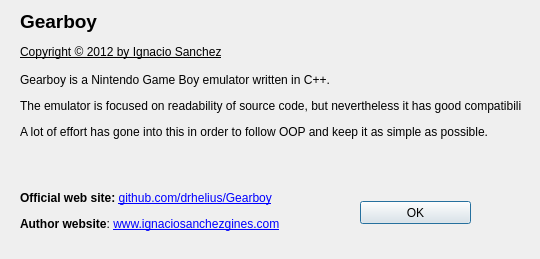
This is platforms/qt-shared/About.ui in drhelius/Gearboy as Qt 5 draws it before an edit. The edited form follows.
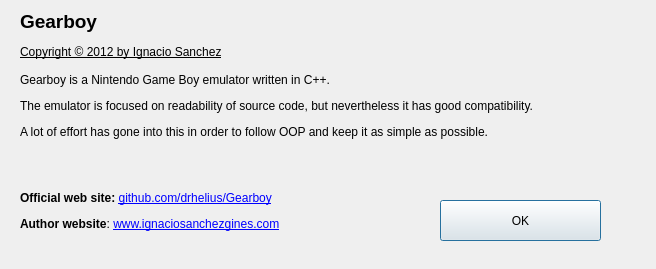
This is the edited form.

Commit message: about dialog box updated

What changed in the file:
```diff
--- a/platforms/qt-shared/About.ui
+++ b/platforms/qt-shared/About.ui
@@ -6,8 +6,8 @@
    <rect>
     <x>0</x>
     <y>0</y>
-    <width>540</width>
-    <height>259</height>
+    <width>656</width>
+    <height>269</height>
    </rect>
   </property>
   <property name="windowTitle">
@@ -18,7 +18,7 @@
     <rect>
      <x>20</x>
      <y>10</y>
-     <width>501</width>
+     <width>621</width>
      <height>241</height>
     </rect>
    </property>
@@ -38,10 +38,10 @@
   <widget class="QPushButton" name="okButton">
    <property name="geometry">
     <rect>
-     <x>360</x>
-     <y>201</y>
-     <width>111</width>
-     <height>23</height>
+     <x>440</x>
+     <y>200</y>
+     <width>161</width>
+     <height>41</height>
     </rect>
    </property>
    <property name="text">
```
